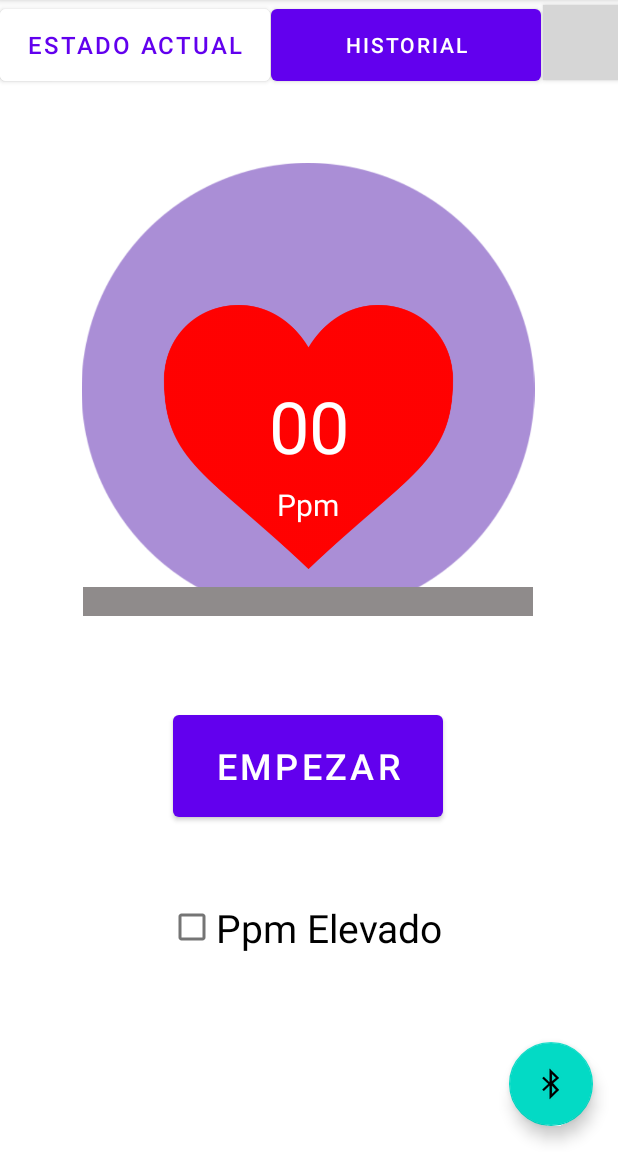
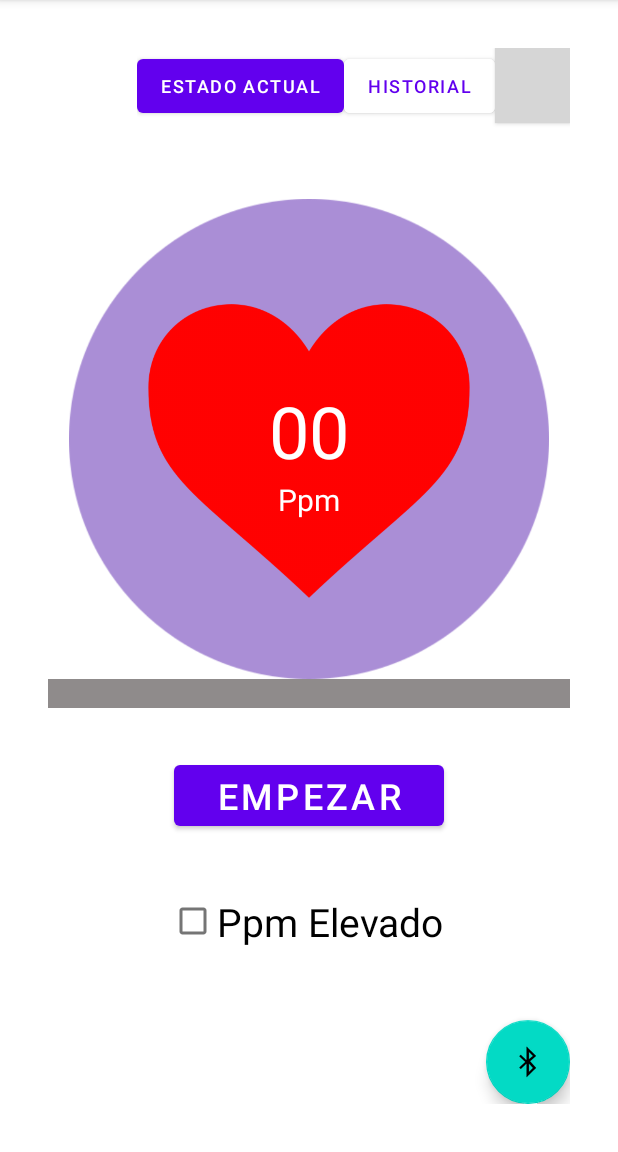
Before and after one commit to Axel8555/Yotzil-app, an Android app: the Principal screen opened directly, with no data from a screen before it, on a phone screen of 412 x 824 dp, the part 84-1236 px from its top. Run offline under Robolectric (Android 15) with nearby library versions, the light colour scheme and no system bars; grey boxes are pictures that could not be loaded.

Commit message:
Corrección de UI general

```diff
--- a/app/src/main/res/layout/activity_principal.xml
+++ b/app/src/main/res/layout/activity_principal.xml
@@ -4,69 +4,109 @@
     xmlns:tools="http://schemas.android.com/tools"
     android:layout_width="match_parent"
     android:layout_height="match_parent"
-    android:background="#FFFFFF"
+    android:background="#FFF"
+    android:padding="32dp"
     tools:context=".Principal">
+
+    <Button
+        android:id="@+id/config"
+        android:layout_width="50dp"
+        android:layout_height="50dp"
+        android:background="@drawable/trespuntos"
+        android:rotation="90"
+        android:textAlignment="center"
+        android:textSize="14sp"
+        android:textStyle="bold"
+        app:layout_constraintEnd_toEndOf="parent"
+        app:layout_constraintTop_toTopOf="parent"
+        tools:ignore="SpeakableTextPresentCheck" />
+
+    <LinearLayout
+        android:id="@+id/linearLayout4"
+        android:layout_width="wrap_content"
+        android:layout_height="wrap_content"
+        android:orientation="horizontal"
+        app:layout_constraintBottom_toBottomOf="@+id/config"
+        app:layout_constraintEnd_toStartOf="@+id/config"
+        app:layout_constraintLeft_toLeftOf="parent"
+        app:layout_constraintTop_toTopOf="parent">
+
+        <Button
+            android:id="@+id/edoac"
+            android:layout_width="wrap_content"
+            android:layout_height="match_parent"
+            android:text="Estado Actual"
+            android:textSize="12sp" />
+
+        <Button
+            android:id="@+id/hist"
+            android:layout_width="wrap_content"
+            android:layout_height="match_parent"
+            android:backgroundTint="@color/white"
+            android:foregroundTint="@color/purple_500"
+            android:gravity="fill"
+            android:text="Historial"
+            android:textColor="@color/purple_500"
+            android:textSize="12sp" />
+
+    </LinearLayout>
+
+    <androidx.constraintlayout.widget.ConstraintLayout
+        android:id="@+id/a"
+        android:layout_width="wrap_content"
+        android:layout_height="wrap_content"
+        android:layout_marginTop="32dp"
+        app:layout_constraintEnd_toEndOf="parent"
+        app:layout_constraintStart_toStartOf="parent"
+        app:layout_constraintTop_toBottomOf="@+id/linearLayout4">
 
         <ImageView
             android:id="@+id/imageView2"
-        android:layout_width="336dp"
-        android:layout_height="302dp"
+            android:layout_width="wrap_content"
+            android:layout_height="320dp"
             app:layout_constraintBottom_toBottomOf="parent"
             app:layout_constraintEnd_toEndOf="parent"
-        app:layout_constraintHorizontal_bias="0.493"
+            app:layout_constraintHorizontal_bias="0.0"
             app:layout_constraintStart_toStartOf="parent"
             app:layout_constraintTop_toTopOf="parent"
-        app:layout_constraintVertical_bias="0.233"
             app:srcCompat="@drawable/circulo" />
 
-    <TextView
-        android:id="@+id/textView4"
-        android:layout_width="300dp"
-        android:layout_height="wrap_content"
-        android:background="#A59090"
-        app:layout_constraintBottom_toBottomOf="@+id/imageView2"
+        <FrameLayout
+            android:layout_width="0dp"
+            android:layout_height="0dp"
+            android:layout_marginTop="16dp"
+            android:clipToPadding="false"
+            android:padding="32dp"
+            app:layout_constraintBottom_toBottomOf="@id/imageView2"
             app:layout_constraintEnd_toEndOf="@+id/imageView2"
             app:layout_constraintStart_toStartOf="@+id/imageView2"
-        app:layout_constraintTop_toTopOf="@+id/imageView2"
-        app:layout_constraintVertical_bias="1.0" />
-
-    <Button
-        android:id="@+id/button2"
-        android:layout_width="180dp"
-        android:layout_height="80dp"
-        android:onClick="OnClickStart"
-        android:textSize="24sp"
-        app:layout_constraintBottom_toBottomOf="parent"
-        app:layout_constraintEnd_toEndOf="parent"
-        app:layout_constraintHorizontal_bias="0.497"
-        app:layout_constraintStart_toStartOf="parent"
-        app:layout_constraintTop_toBottomOf="@+id/imageView2"
-        app:layout_constraintVertical_bias="0.217"
-        tools:ignore="SpeakableTextPresentCheck" />
+            app:layout_constraintTop_toTopOf="@+id/imageView2">
 
             <ImageView
                 android:id="@+id/imageView6"
-        android:layout_width="227dp"
-        android:layout_height="216dp"
-        app:layout_constraintBottom_toBottomOf="@+id/textView4"
-        app:layout_constraintEnd_toEndOf="@+id/imageView2"
-        app:layout_constraintHorizontal_bias="0.504"
-        app:layout_constraintStart_toStartOf="@+id/imageView2"
-        app:layout_constraintTop_toTopOf="@+id/imageView2"
-        app:layout_constraintVertical_bias="0.872"
+                android:layout_width="match_parent"
+                android:layout_height="match_parent"
                 app:srcCompat="@drawable/corazon" />
+
+            <LinearLayout
+                android:layout_width="match_parent"
+                android:layout_height="match_parent"
+                android:layout_marginStart="32dp"
+                android:layout_marginTop="32dp"
+                android:layout_marginEnd="32dp"
+                android:layout_marginBottom="32dp"
+                android:gravity="center"
+                android:orientation="vertical">
+
 
                 <TextView
                     android:id="@+id/textView5"
-        android:layout_width="100dp"
-        android:layout_height="80sp"
+                    android:layout_width="match_parent"
+                    android:layout_height="wrap_content"
+                    android:text="88"
                     android:textAlignment="center"
                     android:textColor="@color/white"
-        android:textSize="48sp"
-        app:layout_constraintBottom_toBottomOf="@+id/imageView6"
-        app:layout_constraintEnd_toEndOf="@+id/imageView6"
-        app:layout_constraintStart_toStartOf="@+id/imageView6"
-        app:layout_constraintTop_toTopOf="@+id/imageView6" />
+                    android:textSize="48sp" />
 
                 <TextView
                     android:id="@+id/textView6"
@@ -74,74 +114,32 @@
                     android:layout_height="wrap_content"
                     android:text="Ppm"
                     android:textColor="#FFFFFF"
-        android:textSize="20sp"
-        app:layout_constraintBottom_toTopOf="@+id/textView4"
-        app:layout_constraintEnd_toEndOf="@+id/imageView6"
-        app:layout_constraintHorizontal_bias="0.497"
-        app:layout_constraintStart_toStartOf="@+id/imageView6"
-        app:layout_constraintTop_toTopOf="@+id/imageView6"
-        app:layout_constraintVertical_bias="0.773" />
+                    android:textSize="20sp" />
+            </LinearLayout>
+
+        </FrameLayout>
+
+        <TextView
+            android:id="@+id/textView4"
+            android:layout_width="0dp"
+            android:layout_height="wrap_content"
+            android:background="#A59090"
+            app:layout_constraintEnd_toEndOf="parent"
+            app:layout_constraintStart_toStartOf="parent"
+            app:layout_constraintTop_toBottomOf="@+id/imageView2" />
+    </androidx.constraintlayout.widget.ConstraintLayout>
 
     <Button
-        android:id="@+id/edoac"
+        android:id="@+id/button2"
         android:layout_width="180dp"
-        android:layout_height="60dp"
-        android:backgroundTint="@color/white"
-        android:foregroundTint="@color/purple_500"
-        android:text="Estado Actual"
-        android:textColor="@color/purple_500"
-        android:textSize="16sp"
-        app:layout_constraintBottom_toBottomOf="parent"
+        android:layout_height="wrap_content"
+        android:layout_marginTop="32dp"
+        android:onClick="OnClickStart"
+        android:text="a"
+        android:textSize="24sp"
         app:layout_constraintEnd_toEndOf="parent"
-        app:layout_constraintHorizontal_bias="0.0"
         app:layout_constraintStart_toStartOf="parent"
-        app:layout_constraintTop_toTopOf="parent"
-        app:layout_constraintVertical_bias="0.0" />
-
-    <Button
-        android:id="@+id/hist"
-        android:layout_width="180dp"
-        android:layout_height="60dp"
-        android:text="Historial"
-        app:layout_constraintBottom_toBottomOf="parent"
-        app:layout_constraintEnd_toEndOf="parent"
-        app:layout_constraintHorizontal_bias="0.779"
-        app:layout_constraintStart_toStartOf="parent"
-        app:layout_constraintTop_toTopOf="parent"
-        app:layout_constraintVertical_bias="0.0" />
-
-    <Button
-        android:id="@+id/config"
-        android:layout_width="50dp"
-        android:layout_height="50dp"
-        android:background="@drawable/trespuntos"
-        android:backgroundTint="@color/purple_500"
-        android:rotation="90"
-        android:textAlignment="center"
-        android:textSize="14sp"
-        android:textStyle="bold"
-        app:icon="@color/purple_200"
-        app:iconTint="@color/purple_200"
-        app:layout_constraintBottom_toBottomOf="parent"
-        app:layout_constraintEnd_toEndOf="parent"
-        app:layout_constraintHorizontal_bias="1.0"
-        app:layout_constraintStart_toStartOf="parent"
-        app:layout_constraintTop_toTopOf="parent"
-        app:layout_constraintVertical_bias="0.005"
-        tools:ignore="SpeakableTextPresentCheck" />
-
-    <com.google.android.material.floatingactionbutton.FloatingActionButton
-        android:id="@+id/bluet"
-        android:layout_width="wrap_content"
-        android:layout_height="wrap_content"
-        android:clickable="true"
-        app:layout_constraintBottom_toBottomOf="parent"
-        app:layout_constraintEnd_toEndOf="parent"
-        app:layout_constraintHorizontal_bias="0.954"
-        app:layout_constraintStart_toStartOf="parent"
-        app:layout_constraintTop_toTopOf="parent"
-        app:layout_constraintVertical_bias="0.976"
-        app:srcCompat="@android:drawable/stat_sys_data_bluetooth"
+        app:layout_constraintTop_toBottomOf="@id/a"
         tools:ignore="SpeakableTextPresentCheck" />
 
     <CheckBox
@@ -158,5 +156,15 @@
         app:layout_constraintTop_toBottomOf="@+id/button2"
         app:layout_constraintVertical_bias="0.255" />
 
+    <com.google.android.material.floatingactionbutton.FloatingActionButton
+        android:id="@+id/bluet"
+        android:layout_width="wrap_content"
+        android:layout_height="wrap_content"
+        android:clickable="true"
+        app:layout_constraintBottom_toBottomOf="parent"
+        app:layout_constraintEnd_toEndOf="parent"
+        app:srcCompat="@android:drawable/stat_sys_data_bluetooth"
+        tools:ignore="SpeakableTextPresentCheck" />
+
 
 </androidx.constraintlayout.widget.ConstraintLayout>
```
Also changed, not shown: app/src/main/res/layout/activity_actualizar.xml (+14 -33 lines), app/src/main/res/layout/activity_bluethoot.xml (+43 -55 lines), app/src/main/res/layout/activity_configuracion.xml (+24 -31 lines), app/src/main/res/layout/activity_crearcuenta.xml (+34 -38 lines), app/src/main/res/layout/activity_historial.xml (+53 -50 lines), app/src/main/res/layout/activity_main.xml (+22 -9 lines), app/src/main/res/layout/activity_perfil.xml (+40 -47 lines), app/src/main/res/layout/activity_quejas.xml (+18 -20 lines). Lines whose indentation alone changed are shown as unchanged.
